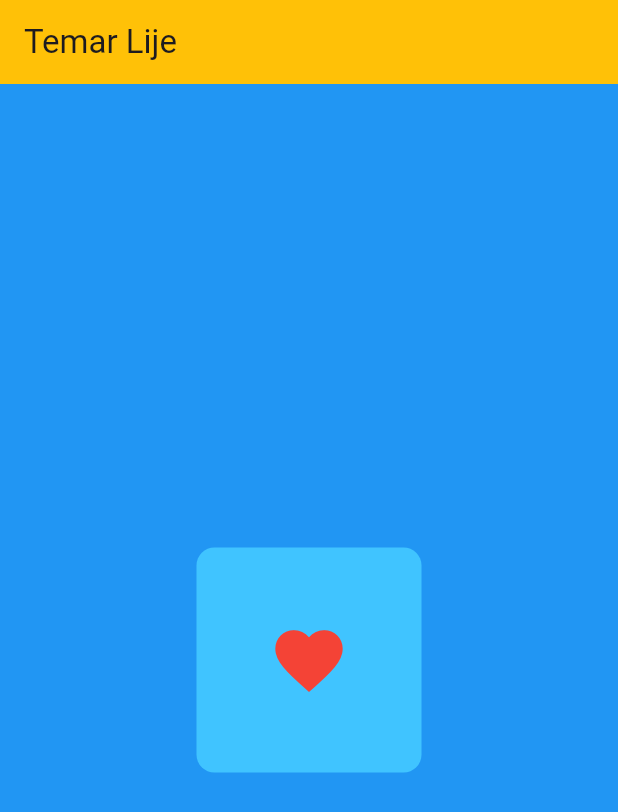
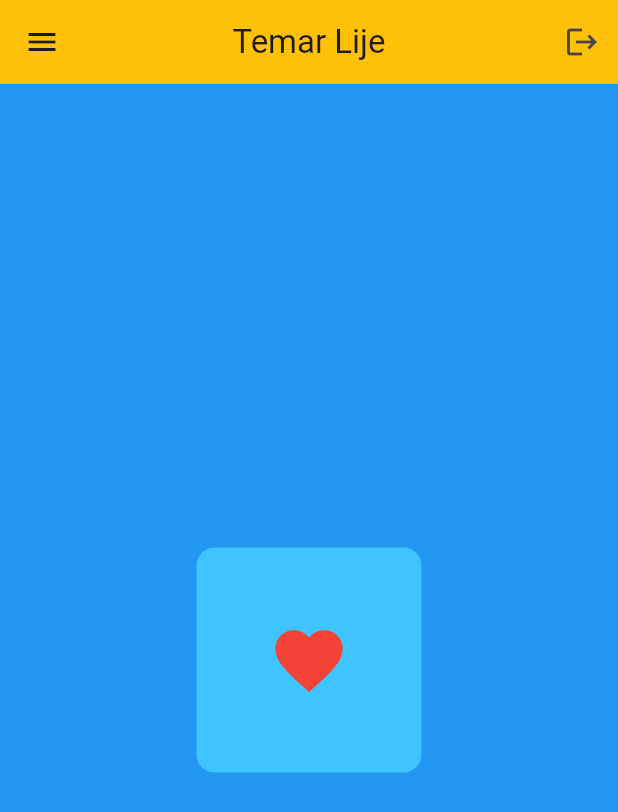
Before and after one commit to abeni-csa/dart-adventure, a Flutter app: the screen it shows after launch, on a phone screen of 412 x 824 dp. Shown: the top 812 px of the screen. Run offline on Flutter 3.47's test engine with Material 3 defaults, Android fonts, the phone set to English and light mode, and no system bars.

Commit message:
appBar ceteringTItle actions and Leading

```diff
--- a/lib/main.dart
+++ b/lib/main.dart
@@ -15,6 +15,10 @@ class MyApp extends StatelessWidget {
         appBar: AppBar(
           title: Text("Temar Lije"),
           backgroundColor: Colors.amber,
+          elevation: 0,
+          leading: Icon(Icons.menu),
+          actions: [IconButton(onPressed: () {}, icon: Icon(Icons.logout))],
+          centerTitle: true,
         ),
         backgroundColor: Colors.blue,
         body: Center(
```
